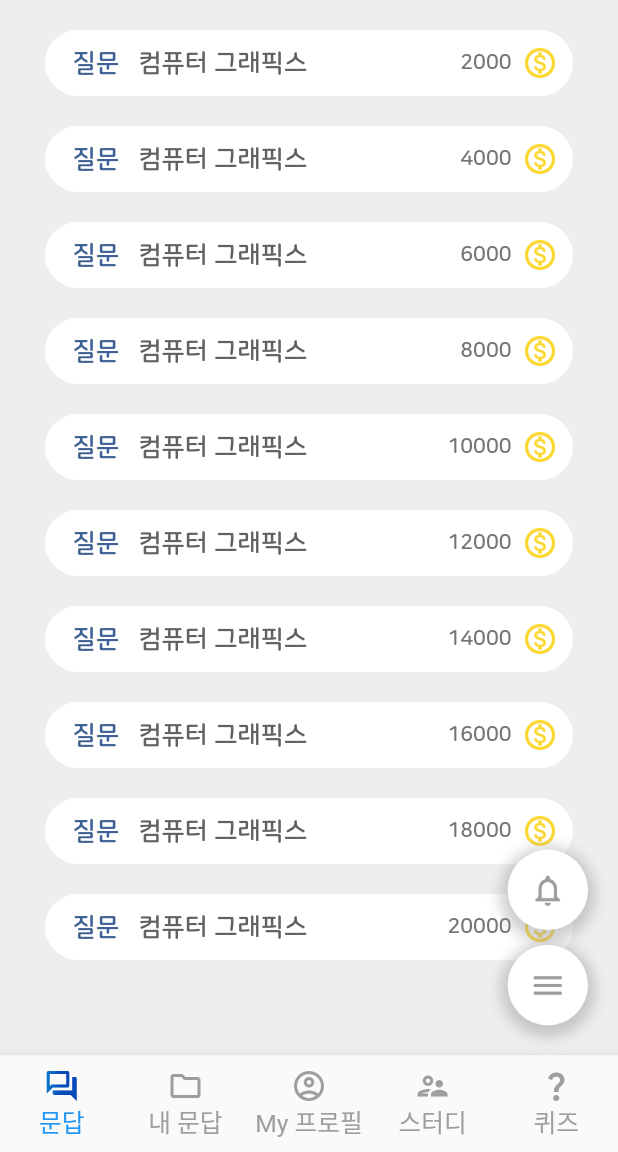
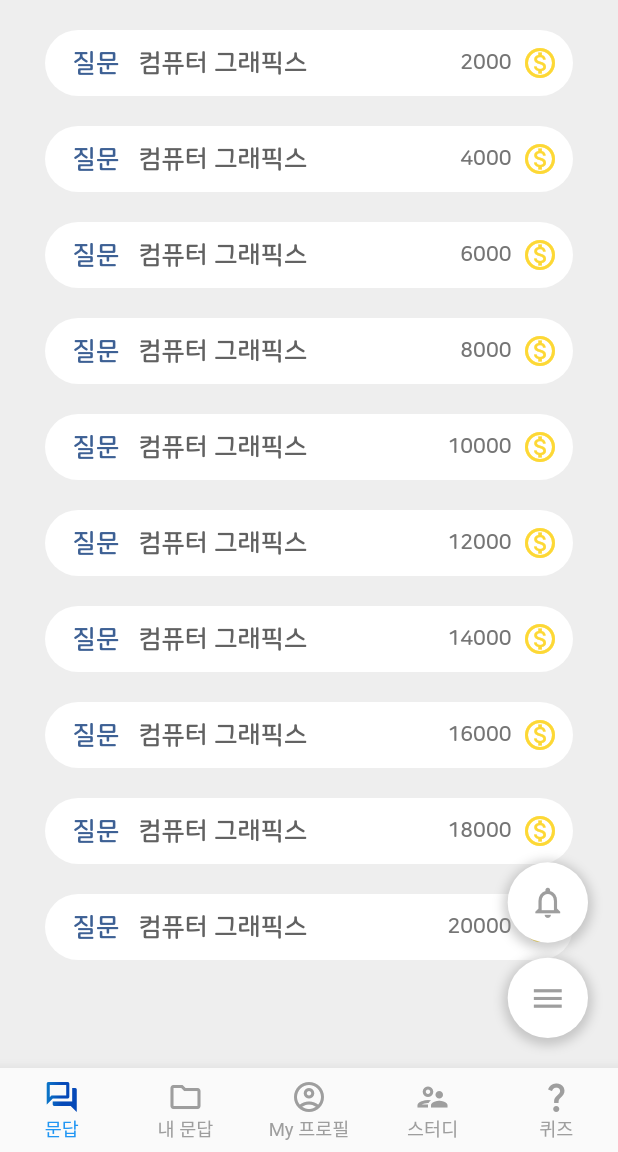
Before and after one commit to usnisTeam5/-unis_project, a Flutter app: the MyHomePage screen opened directly, on a phone screen of 412 x 824 dp, the part 84-1236 px from its top. Run offline on Flutter 3.47's test engine with Material 2 defaults, Android fonts, the phone set to English and light mode, and no system bars; our stand-ins replace file_picker, flutter_card_swiper, image_picker; missing offline and left inert: flutter_flip_card.

Commit message:
bottom nav bar design change

```diff
--- a/lib/bottom_navigation_bar/bottom_navigation_bar.dart
+++ b/lib/bottom_navigation_bar/bottom_navigation_bar.dart
@@ -48,7 +48,7 @@ class MyHomePage extends StatelessWidget {
     final double width = MediaQuery.of(context).size.width;
     final double height = MediaQuery.of(context).size.height;
     double iconSize = width * 0.10; // 아이콘 크기 설정
-    double fontSize = height * 0.02; // 텍스트 크기 설정
+    double fontSize = width * 0.03; // 텍스트 크기 설정
 
     return WillPopScope(
       onWillPop: () async {
@@ -182,9 +182,9 @@ class alram_and_menu extends StatelessWidget {
                 boxShadow: [
                   BoxShadow(
                     color: Colors.grey.withOpacity(0.5),
-                    spreadRadius: 5,
-                    blurRadius: 7,
-                    offset: Offset(0, 3),
+                    spreadRadius: 3,
+                    blurRadius: 5,
+                    offset: Offset(0, 2),
                   ),
                 ],
               ),
@@ -205,9 +205,9 @@ class alram_and_menu extends StatelessWidget {
                 boxShadow: [
                   BoxShadow(
                     color: Colors.grey.withOpacity(0.5),
-                    spreadRadius: 5,
-                    blurRadius: 7,
-                    offset: Offset(0, 3),
+                    spreadRadius: 3,
+                    blurRadius: 5,
+                    offset: Offset(0, 2),
                   ),
                 ],
               ),
@@ -237,9 +237,9 @@ class alram_and_menu extends StatelessWidget {
                       boxShadow: [
                         BoxShadow(
                           color: Colors.grey.withOpacity(0.5),
-                          spreadRadius: 5,
-                          blurRadius: 7,
-                          offset: Offset(0, 3),
+                          spreadRadius: 3,
+                          blurRadius: 5,
+                          offset: Offset(0, 2),
                         ),
                       ],
                     ),
--- a/lib/menu/menu.dart
+++ b/lib/menu/menu.dart
@@ -63,6 +63,16 @@ class Menu extends StatelessWidget {
                   // Navigate to the app settings screen
                 },
               ),
+              ListTile(
+                title: Text(
+                  '포인트 충전 및 현금화',
+                  style: TextStyle(color: Colors.blue, fontFamily: 'Bold'),
+                ),
+                trailing: Icon(Icons.navigate_next, color: Colors.blue),
+                onTap: () {
+                  // Navigate to the app settings screen
+                },
+              ),
             ],
           ),
     );
```
